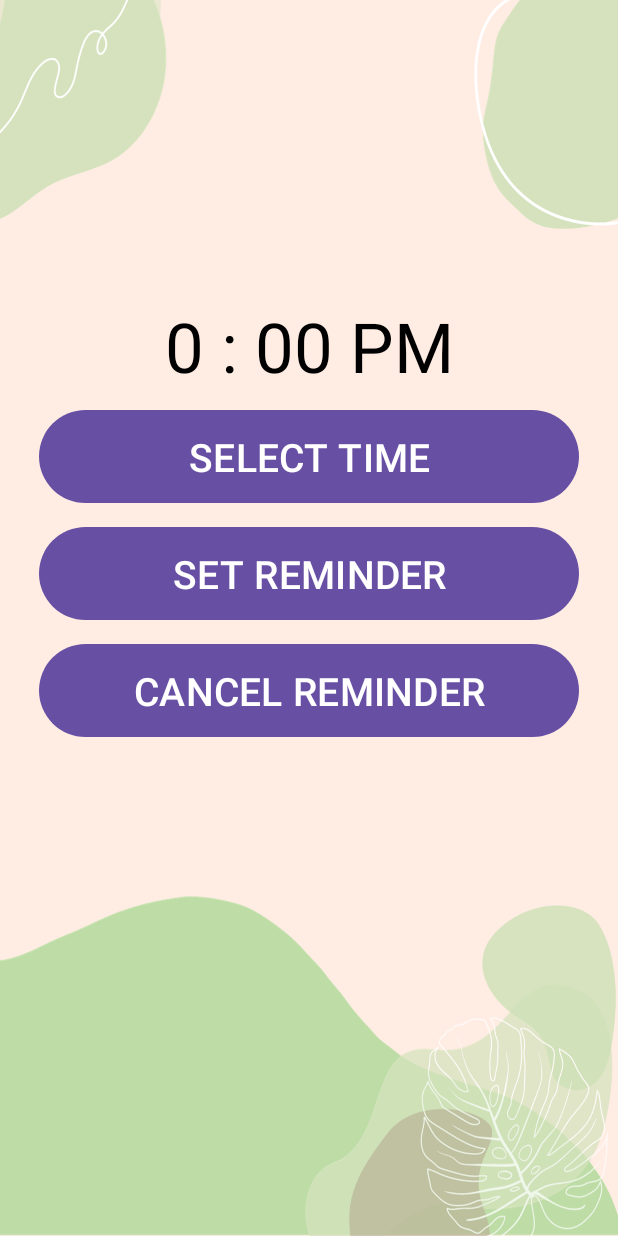
After one commit to batrisyiaeca/WI, an Android app: the MainReminder screen opened directly, with no data from a screen before it, on a phone screen of 412 x 824 dp. The commit adds this screen. Run offline under Robolectric (Android 15) with nearby library versions, the phone set to English and light mode, and no system bars; Roboto replaces fonts that are not available here.

Commit message:
reminder

```diff
--- /dev/null
+++ b/app/src/main/java/com/example/wi/MainReminder.java
@@ -0,0 +1,162 @@
+package com.example.wi;
+
+import androidx.appcompat.app.AppCompatActivity;
+
+import android.app.AlarmManager;
+import android.app.NotificationChannel;
+import android.app.NotificationManager;
+import android.app.PendingIntent;
+import android.content.Context;
+import android.content.Intent;
+import android.os.Build;
+import android.os.Bundle;
+import android.view.View;
+import android.widget.Toast;
+
+//import com.example.wi.databinding.ActivityMainBinding;
+import com.example.wi.databinding.MainReminderBinding;
+
+
+import com.google.android.material.timepicker.MaterialTimePicker;
+import com.google.android.material.timepicker.TimeFormat;
+import java.util.Calendar;
+
+public class MainReminder extends AppCompatActivity {
+
+    private MainReminderBinding binding;
+    private MaterialTimePicker picker;
+    private Calendar calendar;
+    private AlarmManager reminderManager;
+
+    private PendingIntent pendingIntent;
+
+    @Override
+    protected void onCreate(Bundle savedInstanceState) {
+        super.onCreate(savedInstanceState);
+        binding = MainReminderBinding.inflate(getLayoutInflater());
+        setContentView(binding.getRoot());
+        createNotificationChannel();
+
+        binding.selectTimeBtn.setOnClickListener( new View.OnClickListener(){
+        @Override
+                public void onClick(View v){
+
+            showTimePicker();
+
+
+
+        }
+        });
+
+        binding.setReminderBtn.setOnClickListener(new View.OnClickListener(){
+            @Override
+            public void onClick(View v){
+
+                setReminder();
+
+            }
+
+        });
+
+        binding.cancelReminderBtn.setOnClickListener(new View.OnClickListener(){
+            @Override
+            public void onClick(View v){
+
+                cancelReminder();
+
+            }
+
+        });
+
+
+
+
+    }
+
+    private void cancelReminder() {
+
+        Intent intent = new Intent(this,ReminderReceiver.class);
+
+       // pendingIntent = PendingIntent.getBroadcast(this, 0,intent, 0);
+        pendingIntent = PendingIntent.getBroadcast(this, 0, intent, PendingIntent.FLAG_UPDATE_CURRENT);
+
+        if(reminderManager == null){
+
+            reminderManager = (AlarmManager) getSystemService(Context.ALARM_SERVICE);
+        }
+
+        reminderManager.cancel(pendingIntent);
+        Toast.makeText(this,"REMINDER IS CANCELLED", Toast.LENGTH_SHORT).show();
+    }
+
+    private void setReminder() {
+
+        reminderManager = (AlarmManager) getSystemService(Context.ALARM_SERVICE);
+
+            Intent intent = new Intent(this,ReminderReceiver.class);
+
+           // pendingIntent = PendingIntent.getBroadcast(this, 0,intent, 0);
+        pendingIntent = PendingIntent.getBroadcast(this, 0, intent, PendingIntent.FLAG_UPDATE_CURRENT);
+
+            reminderManager.setRepeating(AlarmManager.RTC_WAKEUP,calendar.getTimeInMillis(),
+                    AlarmManager.INTERVAL_DAY,pendingIntent);
+
+        Toast.makeText(this,"REMINDER SET SUCCESSFULLY !", Toast.LENGTH_SHORT).show();
+
+
+    }
+
+    private void showTimePicker() {
+
+        picker = new MaterialTimePicker.Builder()
+                .setTimeFormat(TimeFormat.CLOCK_12H)
+                .setHour(12)
+                .setMinute(0)
+                .setTitleText("Select Reminder Time")
+                .build();
+
+
+        picker.show(getSupportFragmentManager(),"foxandroid");
+
+        picker.addOnPositiveButtonClickListener(new View.OnClickListener() {
+            @Override
+            public void onClick(View v) {
+
+                if (picker.getHour() > 12){
+                    binding.selectedTime.setText(
+                            String.format("%02d",(picker.getHour()-12))+" : "+String.format("%02d",picker.getMinute())+" PM"
+                    );
+
+                }else {
+                    binding.selectedTime.setText(picker.getHour()+" : " + picker.getMinute() + " AM");
+                }
+
+                calendar = Calendar.getInstance();
+                calendar.set(Calendar.HOUR_OF_DAY,picker.getHour());
+                calendar.set(Calendar.MINUTE,picker.getMinute());
+                calendar.set(Calendar.SECOND,0);
+                calendar.set(Calendar.MILLISECOND,0);
+
+
+            }
+
+
+            });
+    }
+
+    private void createNotificationChannel() {
+
+        if (Build.VERSION.SDK_INT >= Build.VERSION_CODES.O) {
+            CharSequence name = "foxandroidReminderChannel";
+            String description = "Channel For Reminder Manager";
+            int importance = NotificationManager.IMPORTANCE_HIGH;
+            NotificationChannel channel = new NotificationChannel("foxandroid", name, importance);
+            channel.setDescription(description);
+
+            NotificationManager notificationManager = getSystemService(NotificationManager.class);
+            notificationManager.createNotificationChannel(channel);
+        }
+
+
+    }
+}
--- a/app/src/main/java/com/example/wi/UserExerciseDashboard.java
+++ b/app/src/main/java/com/example/wi/UserExerciseDashboard.java
@@ -11,6 +11,7 @@ import androidx.appcompat.app.AppCompatActivity;
 import androidx.recyclerview.widget.LinearLayoutManager;
 import androidx.recyclerview.widget.RecyclerView;
 
+import com.google.android.material.floatingactionbutton.FloatingActionButton;
 import com.google.firebase.database.DataSnapshot;
 import com.google.firebase.database.DatabaseError;
 import com.google.firebase.database.FirebaseDatabase;
@@ -28,11 +29,14 @@ public class UserExerciseDashboard extends AppCompatActivity {
     Button search, btnBack;
     EditText txtSearch;
 
+    FloatingActionButton reminder;
+
     @Override
     protected void onCreate(Bundle savedInstanceState) {
         super.onCreate(savedInstanceState);
         setContentView(R.layout.activity_user_exercise_dashboard);
 
+        reminder = findViewById(R.id.btnReminder);
         search = findViewById(R.id.btnSearch);
         txtSearch = findViewById(R.id.txtSearch);
         btnBack = findViewById(R.id.btnBack); // Add this line
@@ -50,6 +54,8 @@ public class UserExerciseDashboard extends AppCompatActivity {
             String getSearch = txtSearch.getText().toString().trim();
             finSearch(getSearch);
         });
+
+        reminder.setOnClickListener(v -> startActivity(new Intent(UserExerciseDashboard.this,MainReminder.class)));
 
         btnBack.setOnClickListener(v -> startActivity(new Intent(UserExerciseDashboard.this, home.class)));
     }
--- /dev/null
+++ b/app/src/main/res/layout/main_reminder.xml
@@ -0,0 +1,52 @@
+<?xml version="1.0" encoding="utf-8"?>
+<LinearLayout xmlns:android="http://schemas.android.com/apk/res/android"
+    xmlns:tools="http://schemas.android.com/tools"
+    android:layout_width="match_parent"
+    android:layout_height="match_parent"
+    android:orientation="vertical"
+    android:background="@drawable/bg"
+    tools:context=".MainReminder">
+
+
+    <TextView
+        android:id="@+id/selectedTime"
+        android:layout_width="match_parent"
+        android:layout_height="wrap_content"
+        android:layout_marginTop="200dp"
+        android:text="0 : 00 PM"
+        android:textAlignment="center"
+        android:textColor="@color/black"
+        android:textSize="46dp"
+        />
+
+    <Button
+        android:id="@+id/selectTimeBtn"
+        android:layout_width="match_parent"
+        android:layout_height="70dp"
+        android:layout_marginTop="8dp"
+        android:layout_marginHorizontal="26dp"
+        android:text="SELECT TIME"
+        android:textSize="26dp"
+ />
+
+    <Button
+        android:id="@+id/setReminderBtn"
+        android:layout_width="match_parent"
+        android:layout_height="70dp"
+        android:layout_marginTop="8dp"
+        android:layout_marginHorizontal="26dp"
+        android:text="SET REMINDER"
+        android:textSize="26dp" />
+
+    <Button
+        android:id="@+id/cancelReminderBtn"
+        android:layout_width="match_parent"
+        android:layout_height="70dp"
+        android:layout_marginTop="8dp"
+        android:layout_marginHorizontal="26dp"
+        android:text="CANCEL REMINDER"
+        android:textSize="26dp"
+ />
+
+
+</LinearLayout>
```
Also changed, not shown: app/build.gradle (+10 -0 lines), app/src/main/AndroidManifest.xml (+12 -0 lines), app/src/main/java/com/example/wi/DestinationReminder.java (added, +14 -0 lines), app/src/main/java/com/example/wi/ReminderReceiver.java (added, +47 -0 lines), app/src/main/res/layout/activity_user_exercise_dashboard.xml (+14 -0 lines), app/src/main/res/layout/destination_reminder.xml (added, +23 -0 lines).
